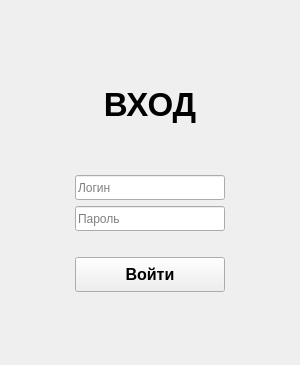
Old version of the form UIfiles/loginform.ui in the repository ZXTIKK/ProjectUnic.
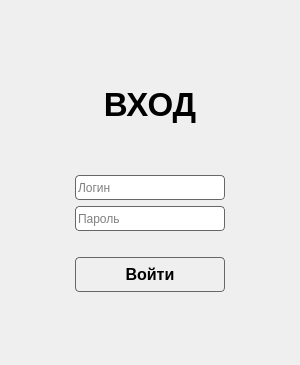
New version of the form.

The edit to the form file:
```diff
--- a/UIfiles/loginform.ui
+++ b/UIfiles/loginform.ui
@@ -76,6 +76,9 @@
      <property name="cursor">
       <cursorShape>PointingHandCursor</cursorShape>
      </property>
+     <property name="styleSheet">
+      <string notr="true">border:1px solid #696666; border-radius: 4px;</string>
+     </property>
      <property name="text">
       <string>Войти</string>
      </property>
@@ -132,6 +135,9 @@
      <property name="cursor">
       <cursorShape>IBeamCursor</cursorShape>
      </property>
+     <property name="styleSheet">
+      <string notr="true">border:1px solid #696666; border-radius: 4px;</string>
+     </property>
      <property name="placeholderText">
       <string>Логин</string>
      </property>
@@ -169,6 +175,9 @@
        <family>Leelawadee UI</family>
       </font>
      </property>
+     <property name="styleSheet">
+      <string notr="true">border:1px solid #696666; border-radius: 4px;</string>
+     </property>
      <property name="inputMask">
       <string/>
      </property>
```
Left out of the diff: 11 changed lines with no effect on the pictures.
